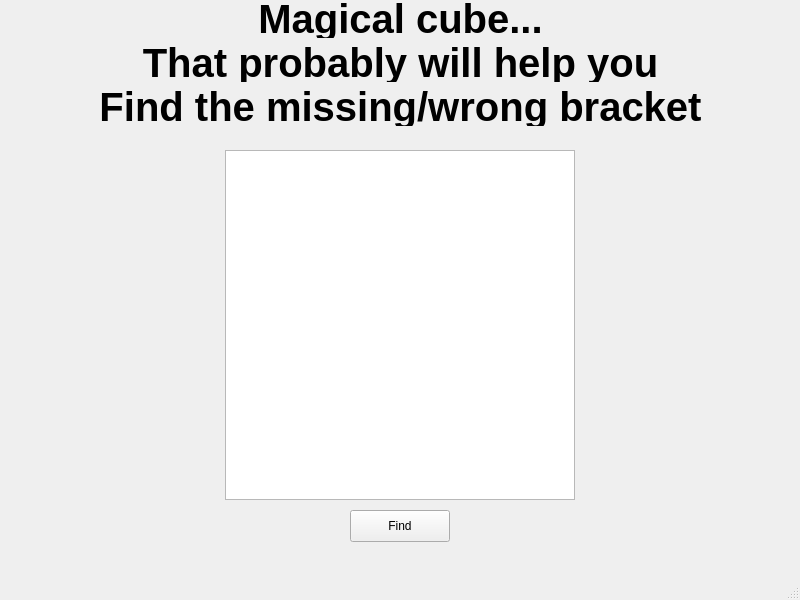
Before: the Qt Designer form ОАИП/sem2/lab2/task2/mainwindow.ui in anterg0/bsuir, drawn with Qt 5.
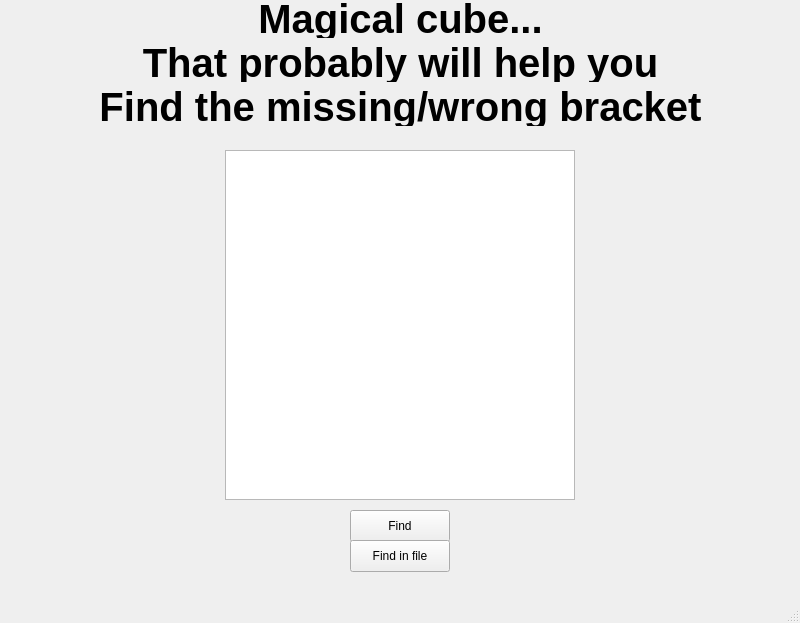
After: the same form once the commit is applied.

```diff
--- a/ОАИП/sem2/lab2/task2/mainwindow.ui
+++ b/ОАИП/sem2/lab2/task2/mainwindow.ui
@@ -7,7 +7,7 @@
     <x>0</x>
     <y>0</y>
     <width>800</width>
-    <height>600</height>
+    <height>623</height>
    </rect>
   </property>
   <property name="windowTitle">
@@ -106,6 +106,19 @@
      <string>Find</string>
     </property>
    </widget>
+   <widget class="QPushButton" name="findFile">
+    <property name="geometry">
+     <rect>
+      <x>350</x>
+      <y>540</y>
+      <width>100</width>
+      <height>32</height>
+     </rect>
+    </property>
+    <property name="text">
+     <string>Find in file</string>
+    </property>
+   </widget>
   </widget>
   <widget class="QMenuBar" name="menubar">
    <property name="geometry">
```
